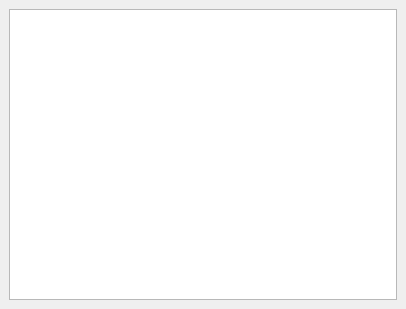
First picture: the form in ui/clipconfig.ui, repository jonasstein/clip, before the edit.
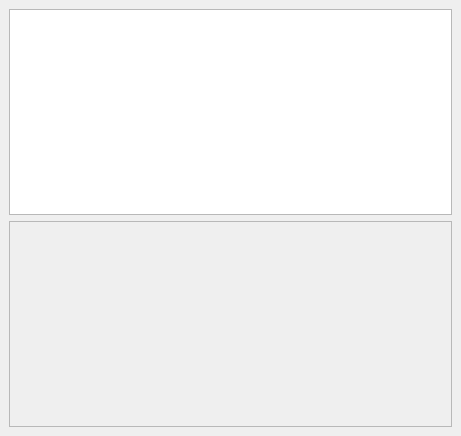
Second picture: the form after the edit.

Patch:
```diff
--- a/ui/clipconfig.ui
+++ b/ui/clipconfig.ui
@@ -6,8 +6,8 @@
    <rect>
     <x>0</x>
     <y>0</y>
-    <width>406</width>
-    <height>309</height>
+    <width>461</width>
+    <height>436</height>
    </rect>
   </property>
   <property name="windowTitle">
@@ -22,6 +22,23 @@
       </property>
      </widget>
     </item>
+    <item row="1" column="0">
+     <widget class="QScrollArea" name="scrollArea">
+      <property name="widgetResizable">
+       <bool>true</bool>
+      </property>
+      <widget class="QWidget" name="scrollAreaWidgetContents">
+       <property name="geometry">
+        <rect>
+         <x>0</x>
+         <y>0</y>
+         <width>439</width>
+         <height>193</height>
+        </rect>
+       </property>
+      </widget>
+     </widget>
+    </item>
    </layout>
   </widget>
   <widget class="QMenuBar" name="menubar">
```
Left out of the diff: 4 changed lines with no effect on the pictures.
